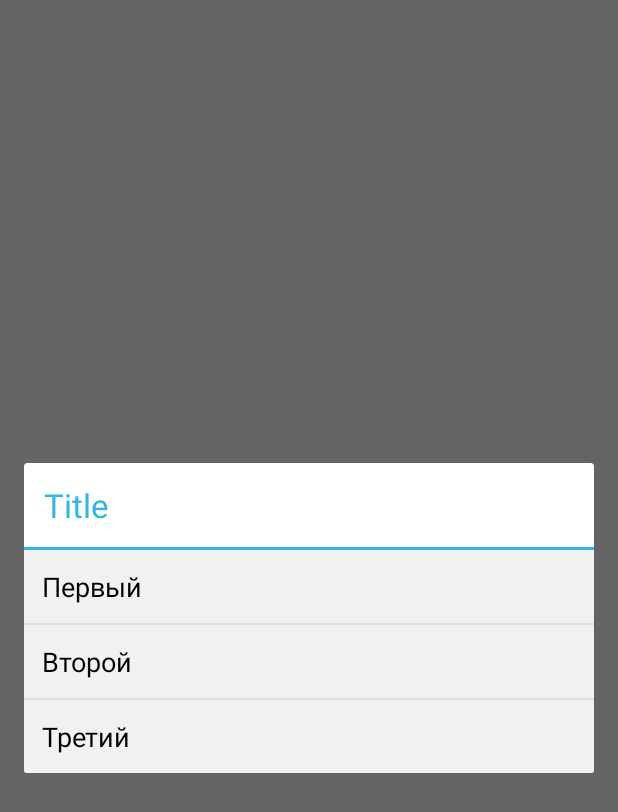
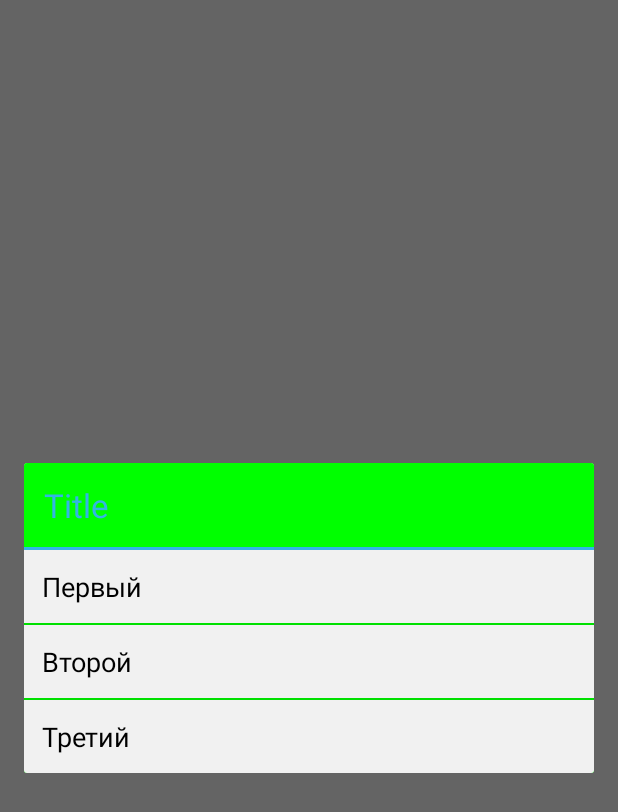
Before and after one commit to WaideShery/NeirDialog, an Android app: the ListDialogActivity screen opened directly, with no data from a screen before it, after a tap on "LIST WITH TITLE", on a phone screen of 412 x 824 dp. Shown: the top 812 px of the screen. Run offline under Robolectric (Android 15) with nearby library versions, the phone set to English and light mode, and no system bars.

```diff
--- a/app/src/main/java/com/neirx/neirdialogsdemo/CustomDialogFactory.java
+++ b/app/src/main/java/com/neirx/neirdialogsdemo/CustomDialogFactory.java
@@ -20,6 +20,6 @@ public class CustomDialogFactory extends HoloDialogFactory {
 
     public CustomDialogFactory(Context context) {
         super(context);
-
+        setBackgroundDialogRes(R.drawable.fon);
     }
 }
--- a/app/src/main/java/com/neirx/neirdialogsdemo/ListDialogActivity.java
+++ b/app/src/main/java/com/neirx/neirdialogsdemo/ListDialogActivity.java
@@ -2,6 +2,7 @@ package com.neirx.neirdialogsdemo;
 
 import android.app.Activity;
 import android.app.FragmentManager;
+import android.graphics.Color;
 import android.os.Bundle;
 import android.view.View;
 import android.widget.Button;
@@ -44,6 +45,7 @@ public class ListDialogActivity extends Activity implements View.OnClickListener
                 dialogFragment.setTitle("Title");
                 dialogFragment.setItems(new String[]{"Первый", "Второй", "Третий"});
                 dialogFragment.setOnItemClickListener(this, "btnWithTitle");
+                ((HoloListDialog)dialogFragment).setDialogBackgroundColor(Color.GREEN);
                 dialogFragment.show(manager, "btnWithTitle");
                 break;
             case R.id.btnWithoutTitle:
--- a/neirdialogs/src/main/java/com/neirx/neirdialogs/HoloDialogFactory.java
+++ b/neirdialogs/src/main/java/com/neirx/neirdialogs/HoloDialogFactory.java
@@ -6,7 +6,6 @@ import android.graphics.Typeface;
 import android.support.annotation.DrawableRes;
 import android.util.Log;
 import android.view.Gravity;
-import android.view.View;
 
 import com.neirx.neirdialogs.dialogs.HoloBaseDialog;
 import com.neirx.neirdialogs.dialogs.HoloMultiChoiceDialog;
@@ -464,6 +463,7 @@ public class HoloDialogFactory implements DialogFactory {
     private TextStyle editTextStyle;
 
 
+
     protected HoloDialogFactory(Context context) {
         isBackgroundDialogRes = false;
         backgroundDialogColor = context.getResources().getColor(R.color.holo_dialog_background);
@@ -673,7 +673,7 @@ public class HoloDialogFactory implements DialogFactory {
     private void setViewProperties(HoloRootDialog dialog) {
         Log.d(Statical.TAG, "setBaseProperties");
         if (isBackgroundDialogRes) {
-            dialog.setDialogBackground(backgroundDialogResId);
+            dialog.setDialogBackgroundRes(backgroundDialogResId);
         } else {
             dialog.setDialogBackgroundColor(backgroundDialogColor);
         }
@@ -686,7 +686,7 @@ public class HoloDialogFactory implements DialogFactory {
      */
     private void setTitleProperties(HoloRootDialog dialog) {
         if (titleBgSet == TitleBgSet.RES) {
-            dialog.setDialogBackground(layTitleBackgroundResId);
+            dialog.setDialogBackgroundRes(layTitleBackgroundResId);
         } else if (titleBgSet == TitleBgSet.COLOR) {
             dialog.setDialogBackgroundColor(layTitleBackgroundColor);
         }
--- a/neirdialogs/src/main/java/com/neirx/neirdialogs/dialogs/HoloBaseDialog.java
+++ b/neirdialogs/src/main/java/com/neirx/neirdialogs/dialogs/HoloBaseDialog.java
@@ -5,12 +5,14 @@ import android.graphics.Typeface;
 import android.os.Build;
 import android.os.Bundle;
 import android.support.annotation.DrawableRes;
+import android.util.Log;
 import android.util.TypedValue;
 import android.view.View;
 import android.view.ViewGroup;
 import android.widget.Button;
 import android.widget.LinearLayout;
 
+import com.neirx.neirdialogs.Statical;
 import com.neirx.neirdialogs.enums.TextStyle;
 import com.neirx.neirdialogs.interfaces.NeirDialogInterface;
 
@@ -380,6 +382,7 @@ public abstract class HoloBaseDialog extends HoloRootDialog implements View.OnCl
      * @param color цвет
      */
     public void setLeftDividerBtnColor(int color) {
+        Log.d(Statical.TAG, "setLeftDividerBtnColor" );
         leftDividerBtnColor = color;
         isLeftDividerBtnRes = false;
     }
@@ -534,6 +537,7 @@ public abstract class HoloBaseDialog extends HoloRootDialog implements View.OnCl
                 btnNeutral.setVisibility(View.GONE);
                 setNegativeBtnParam();
                 setPositiveBtnParam();
+                setRightLineParam();
                 setTopLineParam();
                 break;
             case 6:
@@ -573,6 +577,7 @@ public abstract class HoloBaseDialog extends HoloRootDialog implements View.OnCl
     protected void setLeftLineParam(){
         if(isLeftDividerBtnRes)lineBtnLeftVer.setBackgroundResource(leftDividerBtnResId);
         else lineBtnLeftVer.setBackgroundColor(leftDividerBtnColor);
+        Log.d(Statical.TAG, "leftDividerBtnColor = " + leftDividerBtnColor);
         if(leftDividerBtnWidth > 0) {
             int width = (int) getDP(leftDividerBtnWidth);
             lineBtnLeftVer.setLayoutParams(new LinearLayout.LayoutParams(width, ViewGroup.LayoutParams.MATCH_PARENT));
@@ -585,6 +590,7 @@ public abstract class HoloBaseDialog extends HoloRootDialog implements View.OnCl
     protected void setRightLineParam(){
         if(isRightDividerBtnRes)lineBtnRightVer.setBackgroundResource(rightDividerBtnResId);
         else lineBtnRightVer.setBackgroundColor(rightDividerBtnColor);
+        Log.d(Statical.TAG, "rightDividerBtnColor = " + rightDividerBtnColor);
         if(rightDividerBtnWidth > 0) {
             int width = (int) getDP(rightDividerBtnWidth);
             lineBtnRightVer.setLayoutParams(new LinearLayout.LayoutParams(width, LinearLayout.LayoutParams.MATCH_PARENT));
--- a/neirdialogs/src/main/java/com/neirx/neirdialogs/dialogs/HoloRootDialog.java
+++ b/neirdialogs/src/main/java/com/neirx/neirdialogs/dialogs/HoloRootDialog.java
@@ -35,13 +35,19 @@ public abstract class HoloRootDialog extends DialogFragment {
     protected View dividerTitle;
 
 
-    //Фон диалогового окна. Если фон не установлен, то его значение -1.
-    protected @DrawableRes int backgroundDialogResId = -1;
-    protected int backgroundDialogColor = -1;
+    /**
+     * Фон диалогового окна. Если isBackgroundDialogRes = true, то фоном устанавливается
+     * ресурс isBackgroundDialogRes. В противном случае - backgroundDialogColor.
+     */
+    protected @DrawableRes int backgroundDialogResId;
+    protected int backgroundDialogColor;
+    protected boolean isBackgroundDialogRes;
 
     //Фон layout'а заголовка. Если фон не установлен, то его значение -1.
-    protected @DrawableRes int layTitleBackgroundResId = -1;
-    protected int layTitleBackgroundColor = -1;
+    protected @DrawableRes int layTitleBackgroundResId;
+    protected int layTitleBackgroundColor;
+    protected enum TitleBgSet {NO, COLOR, RES}
+    protected TitleBgSet titleBgSet = TitleBgSet.NO;
 
     //Параметры текстового поля заголовка
     private String title;
@@ -56,9 +62,7 @@ public abstract class HoloRootDialog extends DialogFragment {
 
     //Параметры и фон разделяющей линии заголовка
     protected boolean isDividerTitleRes = false;
-    protected
-    @DrawableRes
-    int dividerTitleResId;
+    protected @DrawableRes int dividerTitleResId;
     protected int dividerTitleColor;
     protected float dividerTitleWidth = 0;
 
@@ -85,9 +89,9 @@ public abstract class HoloRootDialog extends DialogFragment {
      *
      * @param resId ресурс с фоном
      */
-    public void setDialogBackground(@DrawableRes int resId) {
+    public void setDialogBackgroundRes(@DrawableRes int resId) {
         backgroundDialogResId = resId;
-        backgroundDialogColor = -1;
+        isBackgroundDialogRes = true;
     }
 
     /**
@@ -98,7 +102,7 @@ public abstract class HoloRootDialog extends DialogFragment {
      */
     public void setDialogBackgroundColor(int color) {
         backgroundDialogColor = color;
-        backgroundDialogResId = -1;
+        isBackgroundDialogRes = false;
     }
 
     /**
@@ -119,7 +123,7 @@ public abstract class HoloRootDialog extends DialogFragment {
      */
     public void setLayTitleBackground(@DrawableRes int resId) {
         layTitleBackgroundResId = resId;
-        layTitleBackgroundColor = -1;
+        titleBgSet = TitleBgSet.RES;
     }
 
     /**
@@ -130,7 +134,7 @@ public abstract class HoloRootDialog extends DialogFragment {
      */
     public void setLayTitleBackgroundColor(int color) {
         layTitleBackgroundColor = color;
-        layTitleBackgroundResId = -1;
+        titleBgSet = TitleBgSet.COLOR;
     }
 
     /**
@@ -241,8 +245,8 @@ public abstract class HoloRootDialog extends DialogFragment {
      * Установка фона диалогового окна.
      */
     protected void checkRootView(){
-        if(backgroundDialogResId > 0) view.setBackgroundResource(backgroundDialogResId);
-        else if(backgroundDialogColor > 0) view.setBackgroundColor(backgroundDialogColor);
+        if(isBackgroundDialogRes) view.setBackgroundResource(backgroundDialogResId);
+        else view.setBackgroundColor(backgroundDialogColor);
     }
 
     /**
@@ -255,8 +259,8 @@ public abstract class HoloRootDialog extends DialogFragment {
             layTitle.setVisibility(View.GONE);
             return;
         }
-        if(layTitleBackgroundResId > -1) layTitle.setBackgroundResource(layTitleBackgroundResId);
-        else if(layTitleBackgroundColor > -1) layTitle.setBackgroundColor(layTitleBackgroundColor);
+        if(titleBgSet == TitleBgSet.RES) layTitle.setBackgroundResource(layTitleBackgroundResId);
+        else if(titleBgSet == TitleBgSet.COLOR) layTitle.setBackgroundColor(layTitleBackgroundColor);
 
         tvTitle.setText(title);
         tvTitle.setTextColor(titleColor);
```
Also changed, not shown: 3 other files.
